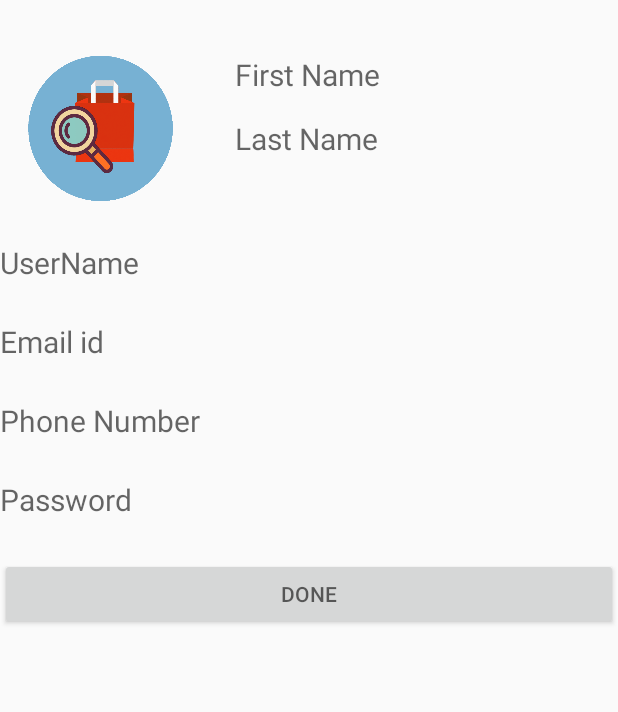
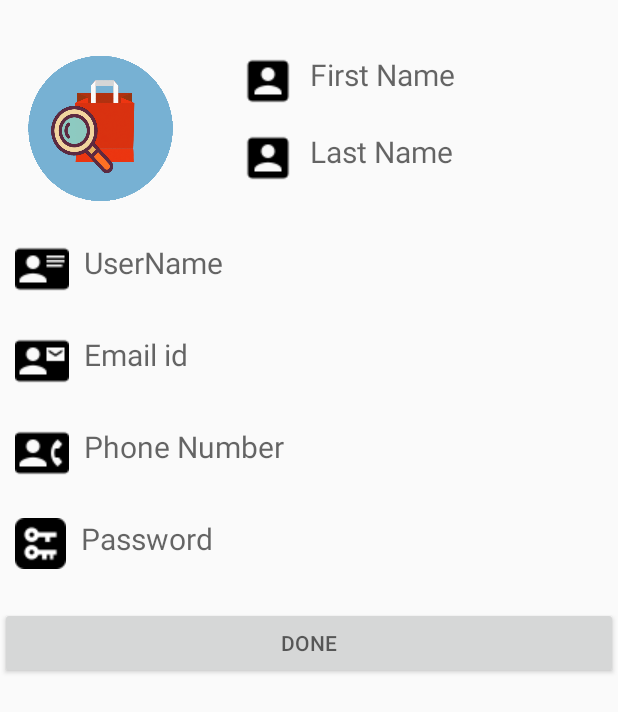
Before and after one commit to baljeet808/RGBtech, an Android app: the layout fragment_edit_profile.xml on its own in the app's theme, with its tools: preview values and no code run, on a phone screen of 412 x 824 dp. Shown: the top 712 px of the screen. Run offline under Robolectric (Android 15) with nearby library versions, the phone set to English and light mode, and no system bars.

Commit message:
tohda fufar gobar

```diff
--- a/app/src/main/java/com/nerdspoint/android/chandigarh/activities/LoginActivity.java
+++ b/app/src/main/java/com/nerdspoint/android/chandigarh/activities/LoginActivity.java
@@ -119,6 +119,7 @@ public class LoginActivity extends AppCompatActivity {
                                     ActiveUserDetail.getCustomInstance(getApplicationContext()).setPhoneNumber(jsonObject.getString("PhoneNumber"));
                                     ActiveUserDetail.getCustomInstance(getApplicationContext()).setUserType(jsonObject.getString("UserType"));
                                     ActiveUserDetail.getCustomInstance(getApplicationContext()).setUID(jsonObject.getString("UID"));
+                                    ActiveUserDetail.getCustomInstance(getApplicationContext()).setPassword(jsonObject.getString("Password"));
                                     ActiveUserDetail.getCustomInstance(getApplicationContext()).setIsActive(true);
                                     ActiveUserDetail.getCustomInstance(getApplicationContext()).setLoginType("Simple");
 
--- a/app/src/main/res/layout/fragment_edit_profile.xml
+++ b/app/src/main/res/layout/fragment_edit_profile.xml
@@ -23,16 +23,15 @@ android:background="@drawable/logo"
         android:layout_height="wrap_content"
         android:hint="First Name"
         android:textSize="20dp"
+        android:drawableLeft="@drawable/contact"
+        android:drawablePadding="10dp"
+
+
+        android:layout_marginStart="43dp"
+        android:id="@+id/FirstName"
 
         android:layout_alignTop="@+id/UserImage"
-        android:layout_toEndOf="@+id/UserImage"
-        android:layout_marginStart="39dp"
-        android:id="@+id/FirstName"
-
-
-
-
-        />
+        android:layout_toEndOf="@+id/UserImage" />
     <TextView
         android:layout_width="150dp"
         android:layout_height="wrap_content"
@@ -40,6 +39,8 @@ android:background="@drawable/logo"
         android:layout_alignStart="@+id/FirstName"
         android:layout_marginTop="15dp"
         android:hint="Last Name"
+        android:drawableLeft="@drawable/contact"
+        android:drawablePadding="10dp"
         android:id="@+id/LastName"
         android:textSize="20dp"
         android:onClick="edit"
@@ -49,7 +50,10 @@ android:background="@drawable/logo"
        android:layout_height="wrap_content"
        android:layout_marginTop="25dp"
     android:hint="UserName"
+       android:paddingLeft="10dp"
     android:textSize="20dp"
+       android:drawableLeft="@drawable/uername"
+       android:drawablePadding="10dp"
     android:id="@+id/Username"
        android:layout_below="@+id/UserImage"
        android:layout_alignParentStart="true"
@@ -57,7 +61,10 @@ android:background="@drawable/logo"
     <TextView
         android:layout_width="match_parent"
         android:layout_height="wrap_content"
+       android:paddingLeft="10dp"
         android:hint="Email id"
+        android:drawablePadding="10dp"
+        android:drawableLeft="@drawable/cmail"
         android:textSize="20dp"
         android:id="@+id/Email"
         android:layout_marginTop="25dp"
@@ -69,22 +76,34 @@ android:background="@drawable/logo"
         android:layout_width="match_parent"
         android:layout_height="wrap_content"
         android:hint="Phone Number"
+        android:paddingLeft="10dp"
         android:textSize="20dp"
-        android:layout_below="@+id/Email"
-        android:layout_alignParentStart="true"
         android:layout_marginTop="25dp"
         android:id="@+id/PhoneNumber"
-        android:onClick="edit"/>
+        android:drawablePadding="10dp"
+        android:onClick="edit"
+
+
+        android:inputType="phone"
+        android:drawableLeft="@drawable/cphone"
+
+        android:layout_below="@+id/Email"
+        android:layout_alignParentStart="true" />
     <TextView
         android:layout_width="match_parent"
         android:layout_height="wrap_content"
         android:hint="Password"
-        android:layout_below="@+id/PhoneNumber"
+        android:drawablePadding="10dp"
         android:textSize="20dp"
+        android:paddingLeft="10dp"
+        android:drawableLeft="@drawable/key"
+
+
         android:layout_marginTop="25dp"
         android:id="@+id/Password"
         android:onClick="edit"
-        />
+        android:layout_below="@+id/PhoneNumber"
+        android:layout_alignParentStart="true" />
 
     <Button
         android:layout_width="match_parent"
@@ -94,7 +113,7 @@ android:background="@drawable/logo"
         android:layout_below="@+id/Password"
         android:layout_alignParentStart="true"
         android:layout_marginTop="25dp"
-        android:onClick="update"/>
+         />
 
 
 
```
Also changed, not shown: app/src/main/java/com/nerdspoint/android/chandigarh/fragments/EditProfile.java (+104 -10 lines), app/src/main/res/drawable/cmail.png (added), app/src/main/res/drawable/contact.png (added), app/src/main/res/drawable/cphone.png (added), app/src/main/res/drawable/key.png (added), app/src/main/res/drawable/uername.png (added).
